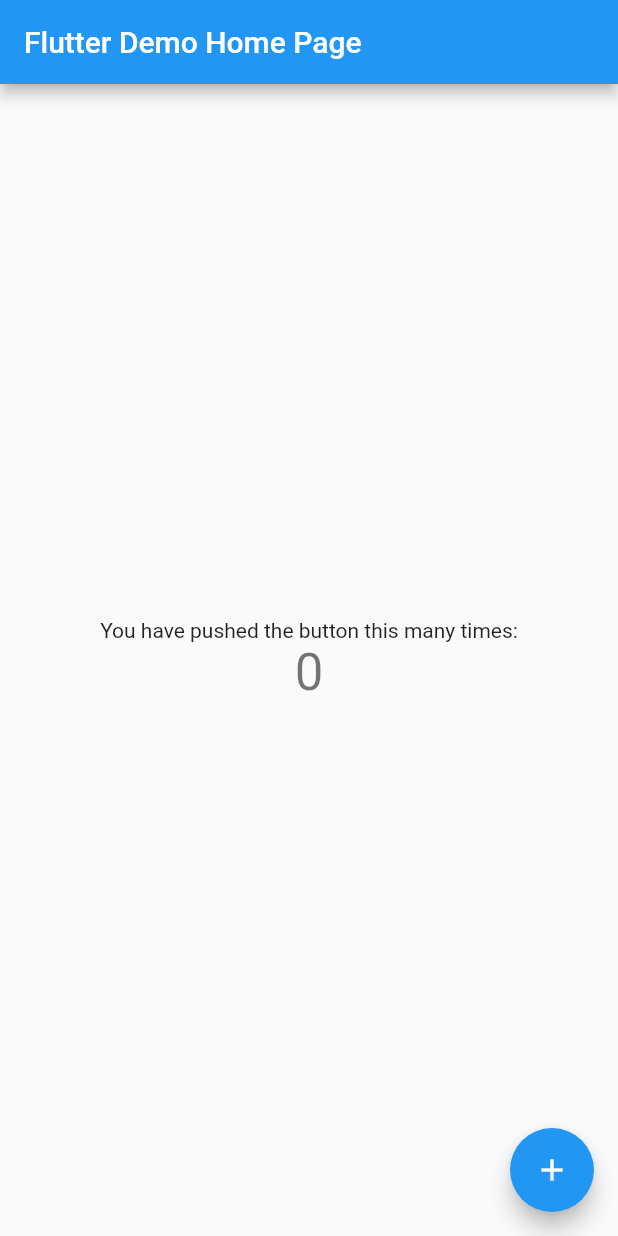
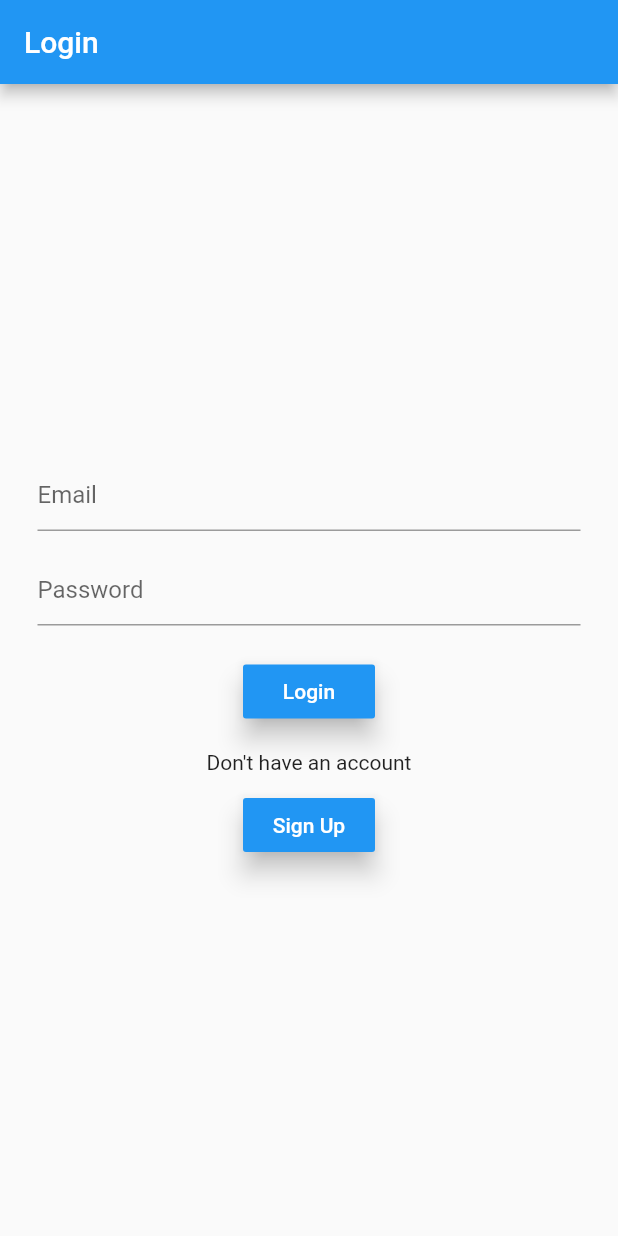
Before and after one commit to ajay1706/firebase-demo, a Flutter app: the screen it shows after launch, on a phone screen of 412 x 824 dp. Run offline on Flutter 3.47's test engine with Material 2 defaults, Android fonts, the phone set to English and light mode, and no system bars; our stand-ins replace cloud_firestore, firebase_auth; accounts and stored records are empty.

Commit message:
adding flutte to firebase

```diff
--- /dev/null
+++ b/firebase_demo/lib/login_page.dart
@@ -0,0 +1,101 @@
+import 'package:firebase_auth/firebase_auth.dart';
+import 'package:flutter/material.dart';
+
+class LoginPage extends StatefulWidget {
+  @override
+  _LoginPageState createState() => _LoginPageState();
+}
+
+class _LoginPageState extends State<LoginPage> {
+  String _email;
+  String _password;
+  @override
+  Widget build(BuildContext context) {
+    return Scaffold(
+      appBar: AppBar(
+        title: Text("Login"),),
+      body: Center(
+        child: Container(
+          padding: EdgeInsets.all(25.0),
+          child: Column(
+            mainAxisAlignment: MainAxisAlignment.center,
+children: <Widget>[
+
+  TextField(
+    decoration: InputDecoration(
+      hintText: 'Email'
+    ),
+    onChanged: (value) {
+
+
+      setState(() {
+        _email = value;
+      });
+    },
+  ),
+  SizedBox(
+    height: 15.0,
+  ),
+
+  TextField(
+    obscureText: true,
+    decoration: InputDecoration(
+      hintText: 'Password',
+
+    ),
+    onChanged: (value) {
+
+
+      setState(() {
+        _email = value;
+      });
+    },
+  ),
+
+  SizedBox(
+    height: 20.0,
+  ),
+
+RaisedButton(
+  child: Text('Login'),
+  color: Colors.blue,
+  textColor: Colors.white,
+  elevation: 7.0,
+  onPressed: () {
+FirebaseAuth.instance
+.signInWithEmailAndPassword(
+  email: _email,
+  password: _password
+).then((FirebaseUser){
+Navigator.of(context).pushReplacementNamed('/homepage');
+}).catchError((e){
+  print(e);
+});
+
+  },
+),
+SizedBox( height: 15.0,),
+Text("Don't have an account"),
+SizedBox( height: 10.0,),
+RaisedButton(
+  child: Text("Sign Up"),
+  color: Colors.blue,
+  textColor: Colors.white,
+  elevation: 7.0,
+  onPressed: () {
+    Navigator.of(context).pushNamed('/signup');
+  },
+)
+
+
+
+
+],
+
+
+          ),
+        ),
+      ),
+    );
+  }
+}
--- a/firebase_demo/lib/main.dart
+++ b/firebase_demo/lib/main.dart
@@ -1,111 +1,20 @@
 import 'package:flutter/material.dart';
-
+import './home_page.dart';
+import './login_page.dart';
+import './signup_page.dart';
 void main() => runApp(MyApp());
 
 class MyApp extends StatelessWidget {
-  // This widget is the root of your application.
   @override
   Widget build(BuildContext context) {
     return MaterialApp(
-      title: 'Flutter Demo',
-      theme: ThemeData(
-        // This is the theme of your application.
-        //
-        // Try running your application with "flutter run". You'll see the
-        // application has a blue toolbar. Then, without quitting the app, try
-        // changing the primarySwatch below to Colors.green and then invoke
-        // "hot reload" (press "r" in the console where you ran "flutter run",
-        // or simply save your changes to "hot reload" in a Flutter IDE).
-        // Notice that the counter didn't reset back to zero; the application
-        // is not restarted.
-        primarySwatch: Colors.blue,
-      ),
-      home: MyHomePage(title: 'Flutter Demo Home Page'),
+      home: LoginPage(),
+      routes: <String , WidgetBuilder> {
+        '/landingPage': (BuildContext context) => MyApp(),
+        '/signup': (BuildContext context) => SignUpPage(),
+        '/homePage': (BuildContext context) => HomePage(),
+
+      },
     );
   }
 }
-
-class MyHomePage extends StatefulWidget {
-  MyHomePage({Key key, this.title}) : super(key: key);
-
-  // This widget is the home page of your application. It is stateful, meaning
-  // that it has a State object (defined below) that contains fields that affect
-  // how it looks.
-
-  // This class is the configuration for the state. It holds the values (in this
-  // case the title) provided by the parent (in this case the App widget) and
-  // used by the build method of the State. Fields in a Widget subclass are
-  // always marked "final".
-
-  final String title;
-
-  @override
-  _MyHomePageState createState() => _MyHomePageState();
-}
-
-class _MyHomePageState extends State<MyHomePage> {
-  int _counter = 0;
-
-  void _incrementCounter() {
-    setState(() {
-      // This call to setState tells the Flutter framework that something has
-      // changed in this State, which causes it to rerun the build method below
-      // so that the display can reflect the updated values. If we changed
-      // _counter without calling setState(), then the build method would not be
-      // called again, and so nothing would appear to happen.
-      _counter++;
-    });
-  }
-
-  @override
-  Widget build(BuildContext context) {
-    // This method is rerun every time setState is called, for instance as done
-    // by the _incrementCounter method above.
-    //
-    // The Flutter framework has been optimized to make rerunning build methods
-    // fast, so that you can just rebuild anything that needs updating rather
-    // than having to individually change instances of widgets.
-    return Scaffold(
-      appBar: AppBar(
-        // Here we take the value from the MyHomePage object that was created by
-        // the App.build method, and use it to set our appbar title.
-        title: Text(widget.title),
-      ),
-      body: Center(
-        // Center is a layout widget. It takes a single child and positions it
-        // in the middle of the parent.
-        child: Column(
-          // Column is also layout widget. It takes a list of children and
-          // arranges them vertically. By default, it sizes itself to fit its
-          // children horizontally, and tries to be as tall as its parent.
-          //
-          // Invoke "debug painting" (press "p" in the console, choose the
-          // "Toggle Debug Paint" action from the Flutter Inspector in Android
-          // Studio, or the "Toggle Debug Paint" command in Visual Studio Code)
-          // to see the wireframe for each widget.
-          //
-          // Column has various properties to control how it sizes itself and
-          // how it positions its children. Here we use mainAxisAlignment to
-          // center the children vertically; the main axis here is the vertical
-          // axis because Columns are vertical (the cross axis would be
-          // horizontal).
-          mainAxisAlignment: MainAxisAlignment.center,
-          children: <Widget>[
-            Text(
-              'You have pushed the button this many times:',
-            ),
-            Text(
-              '$_counter',
-              style: Theme.of(context).textTheme.display1,
-            ),
-          ],
-        ),
-      ),
-      floatingActionButton: FloatingActionButton(
-        onPressed: _incrementCounter,
-        tooltip: 'Increment',
-        child: Icon(Icons.add),
-      ), // This trailing comma makes auto-formatting nicer for build methods.
-    );
-  }
-}
--- a/firebase_demo/pubspec.yaml
+++ b/firebase_demo/pubspec.yaml
@@ -17,6 +17,7 @@ environment:
   sdk: ">=2.1.0 <3.0.0"
 
 dependencies:
+  firebase_auth:
   cloud_firestore:
   flutter:
     sdk: flutter
```
Also changed, not shown: firebase_demo/lib/home_page.dart (added, +43 -0 lines), firebase_demo/lib/services/user_management.dart (added, +20 -0 lines), firebase_demo/lib/signup_page.dart (added, +96 -0 lines), firebase_demo/pubspec.lock, 6 other files.
